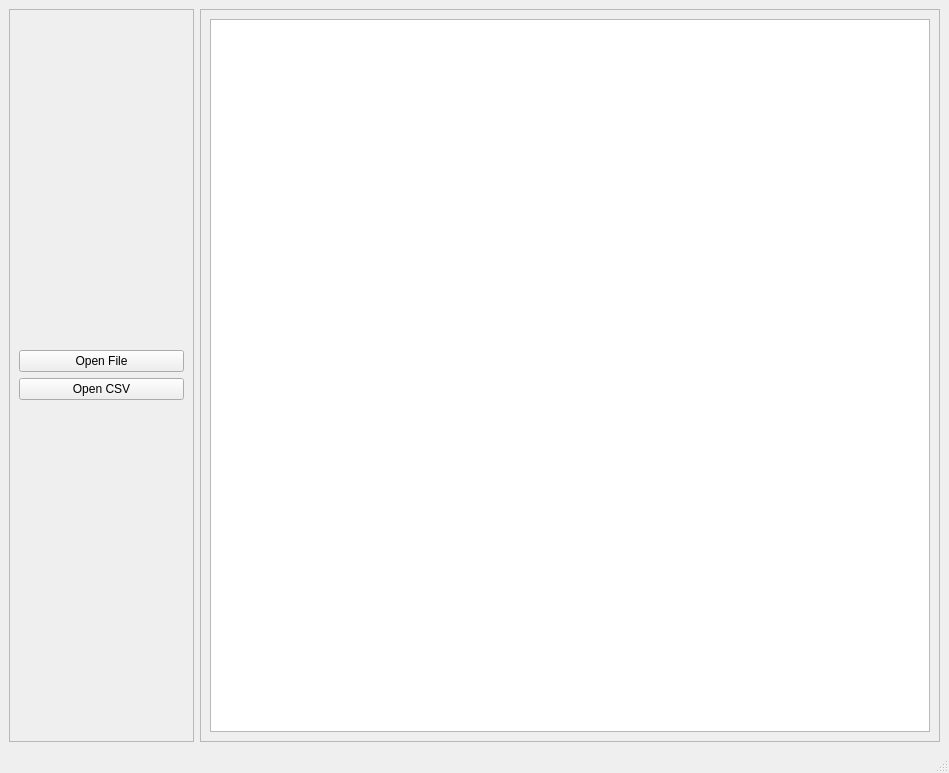
Above: util/derandui.ui from borevitzlab/timestreamlib before the change. Below: the same form after it.
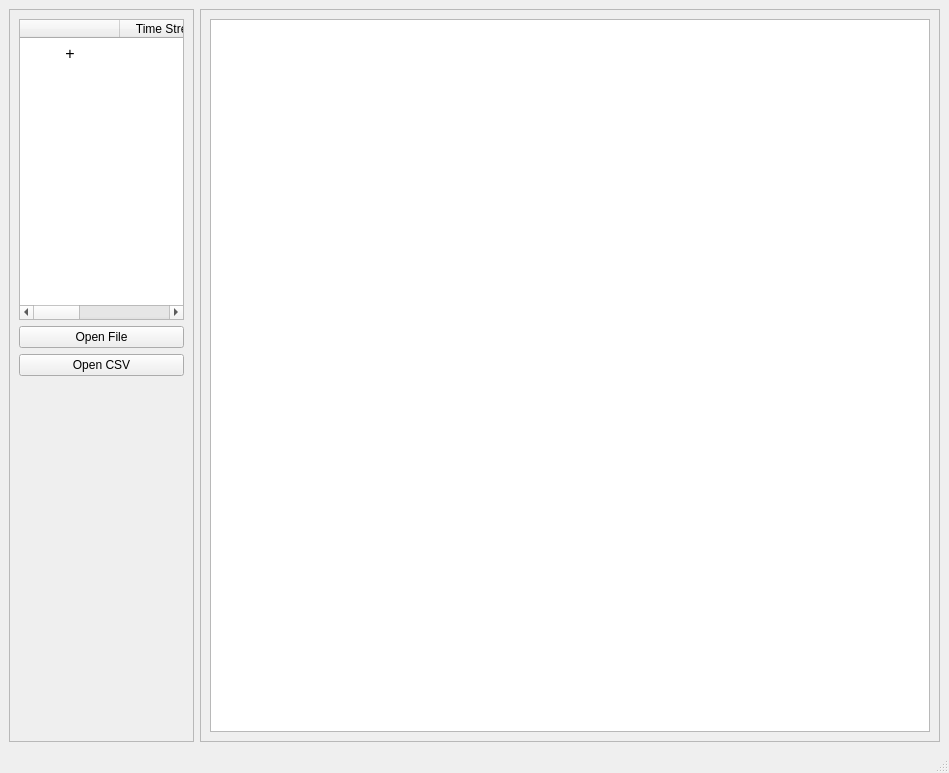
That is the form after the change.

Commit message:
Add time stream list.
* util/derandui.py: Add GPL text.
(timeStreams): Dictionary that holds all the opened timestreams.
(onClickTimeStreamList): When we click on the "+" symbol we add a timestream
directory. We fail with an error message is TimeStream.load fails.
* util/derandui.ui: We add the timestream list as a TableWidget to the user
interface. We add a hidden colomn to relate the rows in the timestream list to
the new self.timeStreams dictionary.

Diff of the .ui file:
```diff
--- a/util/derandui.ui
+++ b/util/derandui.ui
@@ -32,6 +32,101 @@
       <layout class="QGridLayout" name="gridLayout_2">
        <item row="0" column="0">
         <layout class="QVBoxLayout" name="vLeft">
+         <item>
+          <widget class="QTableWidget" name="tslist">
+           <property name="enabled">
+            <bool>true</bool>
+           </property>
+           <property name="horizontalScrollBarPolicy">
+            <enum>Qt::ScrollBarAsNeeded</enum>
+           </property>
+           <property name="editTriggers">
+            <set>QAbstractItemView::NoEditTriggers</set>
+           </property>
+           <property name="showGrid">
+            <bool>false</bool>
+           </property>
+           <property name="gridStyle">
+            <enum>Qt::DotLine</enum>
+           </property>
+           <property name="rowCount">
+            <number>1</number>
+           </property>
+           <property name="columnCount">
+            <number>3</number>
+           </property>
+           <attribute name="horizontalHeaderVisible">
+            <bool>true</bool>
+           </attribute>
+           <attribute name="horizontalHeaderCascadingSectionResizes">
+            <bool>false</bool>
+           </attribute>
+           <attribute name="horizontalHeaderHighlightSections">
+            <bool>false</bool>
+           </attribute>
+           <attribute name="horizontalHeaderMinimumSectionSize">
+            <number>20</number>
+           </attribute>
+           <attribute name="horizontalHeaderShowSortIndicator" stdset="0">
+            <bool>false</bool>
+           </attribute>
+           <attribute name="horizontalHeaderStretchLastSection">
+            <bool>true</bool>
+           </attribute>
+           <attribute name="verticalHeaderVisible">
+            <bool>false</bool>
+           </attribute>
+           <row>
+            <property name="text">
+             <string>add</string>
+            </property>
+           </row>
+           <column>
+            <property name="text">
+             <string/>
+            </property>
+            <property name="font">
+             <font>
+              <pointsize>9</pointsize>
+              <weight>75</weight>
+              <bold>true</bold>
+             </font>
+            </property>
+            <property name="textAlignment">
+             <set>AlignHCenter|AlignVCenter|AlignCenter</set>
+            </property>
+           </column>
+           <column>
+            <property name="text">
+             <string>Time Stream</string>
+            </property>
+            <property name="textAlignment">
+             <set>AlignHCenter|AlignVCenter|AlignCenter</set>
+            </property>
+           </column>
+           <column>
+            <property name="text">
+             <string>HIDDEN</string>
+            </property>
+            <property name="textAlignment">
+             <set>AlignHCenter|AlignVCenter|AlignCenter</set>
+            </property>
+           </column>
+           <item row="0" column="0">
+            <property name="text">
+             <string>+</string>
+            </property>
+            <property name="font">
+             <font>
+              <pointsize>12</pointsize>
+             </font>
+            </property>
+            <property name="textAlignment">
+             <set>AlignHCenter|AlignVCenter|AlignCenter</set>
+            </property>
+           </item>
+          </widget>
+         </item>
          <item>
           <widget class="QPushButton" name="bOpenFile">
            <property name="text">
@@ -48,6 +143,19 @@
          </item>
         </layout>
        </item>
+       <item row="1" column="0">
+        <spacer name="verticalSpacer">
+         <property name="orientation">
+          <enum>Qt::Vertical</enum>
+         </property>
+         <property name="sizeHint" stdset="0">
+          <size>
+           <width>20</width>
+           <height>40</height>
+          </size>
+         </property>
+        </spacer>
+       </item>
       </layout>
       <zorder>pushButton_2</zorder>
       <zorder>verticalLayoutWidget</zorder>
```
Left out of the diff: 3 changed lines with no effect on the pictures. The commit also changes 1 other file.
